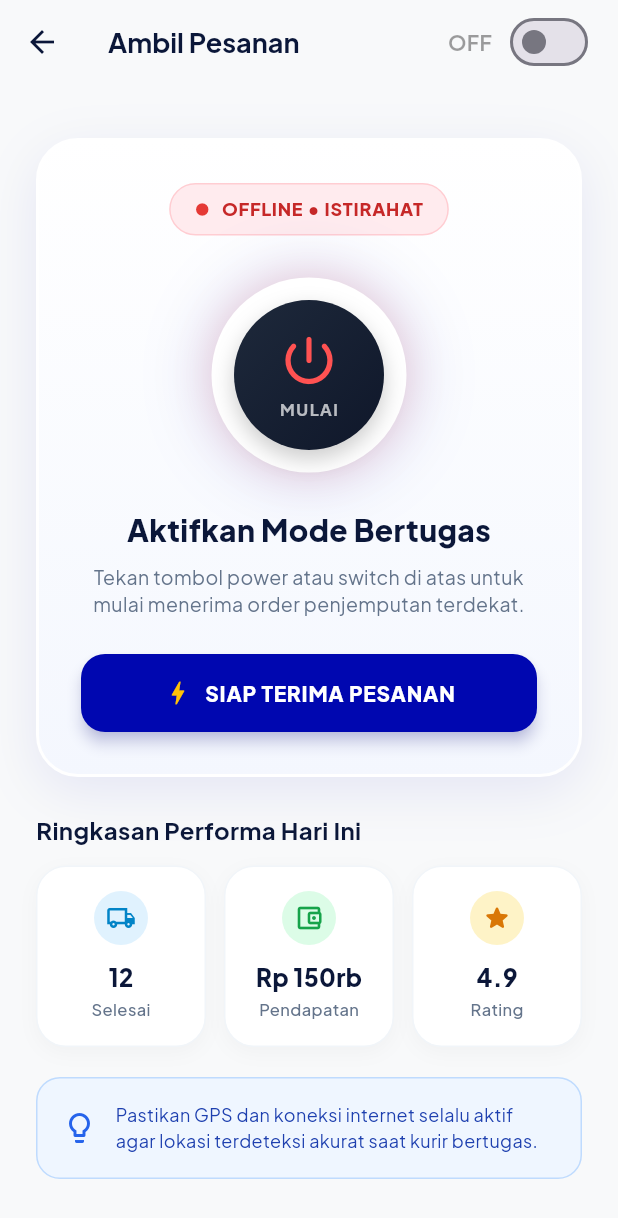
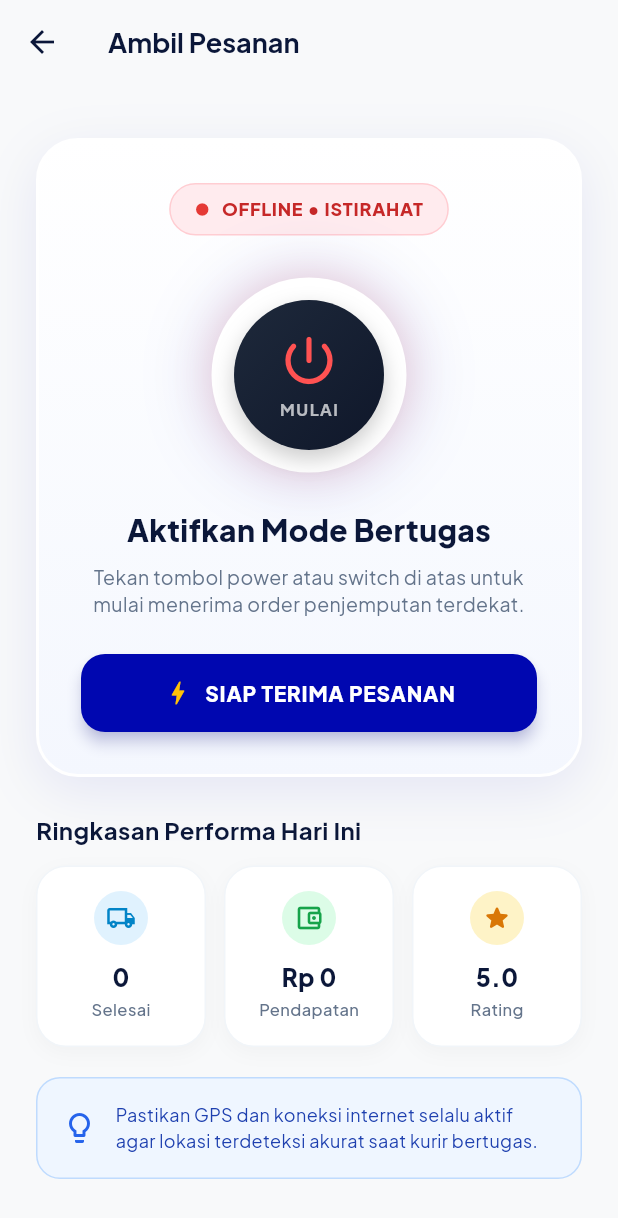
Before and after one commit to bntngridp/courier-myLaundry, a Flutter app: the HomeView screen opened directly, after a tap on "Jemput", on a phone screen of 412 x 824 dp. Shown: the top 1218 px of the screen. Run offline on Flutter 3.47's test engine with Material 3 defaults, Android fonts, the phone set to English and light mode, and no system bars; our stand-ins replace google_fonts, google_maps_flutter, google_sign_in, shared_preferences; accounts and stored records are empty.

Commit message:
feat(take_order): remove redundant top-right switch and synchronize performance metrics (completed orders, earnings, rating) with backend database

```diff
--- a/lib/ui/features/take_order/view_models/take_order_view_model.dart
+++ b/lib/ui/features/take_order/view_models/take_order_view_model.dart
@@ -1,6 +1,9 @@
+import 'dart:convert';
 import 'package:flutter/material.dart';
+import 'package:http/http.dart' as http;
 import '../../../../data/repositories/auth_repository.dart';
 import '../../../../data/repositories/order_repository.dart';
+import '../../../../data/services/order_service.dart';
 import '../../../../domain/models/order.dart';
 
 class InputItem {
@@ -64,10 +67,17 @@ class TakeOrderViewModel extends ChangeNotifier {
   bool _isSpeakerOn = false;
   bool _isMuted = false;
 
+  // Real DB Performance Metrics
+  int _completedCount = 0;
+  double _totalEarnings = 0.0;
+  double _courierRating = 5.0;
+
   TakeOrderViewModel({
     required this.authRepository,
     required this.orderRepository,
-  });
+  }) {
+    fetchCourierMetrics();
+  }
 
   bool get isLoading => _isLoading;
   String? get errorMessage => _errorMessage;
@@ -81,6 +91,73 @@ class TakeOrderViewModel extends ChangeNotifier {
   List<ChatMessage> get chatMessages => _chatMessages;
   bool get isSpeakerOn => _isSpeakerOn;
   bool get isMuted => _isMuted;
+
+  int get completedCount => _completedCount;
+  double get totalEarnings => _totalEarnings;
+  double get courierRating => _courierRating;
+
+  String get formattedEarnings {
+    if (_totalEarnings >= 1000000) {
+      final val = _totalEarnings / 1000000;
+      return 'Rp ${val.toStringAsFixed(1).replaceAll('.0', '')}jt';
+    } else if (_totalEarnings >= 1000) {
+      final val = _totalEarnings / 1000;
+      return 'Rp ${val.toInt()}rb';
+    }
+    return 'Rp ${_totalEarnings.toInt()}';
+  }
+
+  Future<void> fetchCourierMetrics() async {
+    final token = authRepository.token;
+    final currentUserId = authRepository.currentUser?.id;
+    if (token == null) return;
+
+    try {
+      // 1. Fetch courier's assigned orders
+      final orders = await orderRepository.getOrders(available: false, token: token);
+
+      int count = 0;
+      double earnings = 0.0;
+
+      for (var order in orders) {
+        final status = order.status.toLowerCase();
+        if (status == 'selesai' || status == 'completed' || status == 'done') {
+          count++;
+          earnings += order.totalPrice;
+        }
+      }
+
+      _completedCount = count;
+      _totalEarnings = earnings;
+
+      // 2. Fetch rating for current courier
+      if (currentUserId != null) {
+        try {
+          final url = Uri.parse('${OrderService.baseUrl}/ratings/courier/$currentUserId');
+          final response = await http.get(
+            url,
+            headers: {
+              'Content-Type': 'application/json',
+              'Authorization': 'Bearer $token',
+            },
+          );
+          if (response.statusCode == 200) {
+            final body = jsonDecode(response.body);
+            final List<dynamic> ratingsData = body['data'] ?? [];
+            if (ratingsData.isNotEmpty) {
+              double sum = 0.0;
+              for (var r in ratingsData) {
+                sum += (r['rating'] as num).toDouble();
+              }
+              _courierRating = sum / ratingsData.length;
+            }
+          }
+        } catch (_) {}
+      }
+
+      notifyListeners();
+    } catch (_) {}
+  }
 
   double get localTotalPrice {
     double total = 0;
--- a/lib/ui/features/take_order/views/take_order_view.dart
+++ b/lib/ui/features/take_order/views/take_order_view.dart
@@ -18,6 +18,14 @@ class _TakeOrderViewState extends State<TakeOrderView> {
   String _selectedCategory = 'Cuci Lipat'; // 'Cuci Lipat', 'Cuci Satuan', 'Cuci Setrika'
   String _selectedServiceType = 'Reguler'; // 'Reguler', 'Ngebut', 'Kilat' for kiloan, items for satuan
   double _counterValue = 1.0;
+
+  @override
+  void initState() {
+    super.initState();
+    WidgetsBinding.instance.addPostFrameCallback((_) {
+      Provider.of<TakeOrderViewModel>(context, listen: false).fetchCourierMetrics();
+    });
+  }
 
   @override
   Widget build(BuildContext context) {
@@ -59,34 +67,6 @@ class _TakeOrderViewState extends State<TakeOrderView> {
           fontSize: 18,
         ),
       ),
-      actions: [
-        // Switch on top right for Step 0, 1, 2
-        if (viewModel.currentStep <= 2)
-          Padding(
-            padding: const EdgeInsets.only(right: 16.0),
-            child: Row(
-              children: [
-                Text(
-                  viewModel.isAppActive ? 'ON' : 'OFF',
-                  style: TextStyle(
-                    fontWeight: FontWeight.bold,
-                    color: viewModel.isAppActive ? const Color(0xFF4CAF50) : Colors.black38,
-                    fontSize: 14,
-                  ),
-                ),
-                const SizedBox(width: 8),
-                Switch(
-                  value: viewModel.isAppActive,
-                  onChanged: (val) {
-                    viewModel.toggleAppActivity(val);
-                  },
-                  activeThumbColor: const Color(0xFF4CAF50),
-                  activeTrackColor: const Color(0x334CAF50),
-                ),
-              ],
-            ),
-          ),
-      ],
     );
   }
 
@@ -331,7 +311,7 @@ class _TakeOrderViewState extends State<TakeOrderView> {
                    icon: Icons.local_shipping_outlined,
                    iconColor: const Color(0xFF0284C7),
                    bgColor: const Color(0xFFE0F2FE),
-                   value: '12',
+                   value: '${viewModel.completedCount}',
                    label: 'Selesai',
                  ),
                ),
@@ -341,7 +321,7 @@ class _TakeOrderViewState extends State<TakeOrderView> {
                    icon: Icons.account_balance_wallet_outlined,
                    iconColor: const Color(0xFF16A34A),
                    bgColor: const Color(0xFFDCFCE7),
-                   value: 'Rp 150rb',
+                   value: viewModel.formattedEarnings,
                    label: 'Pendapatan',
                  ),
                ),
@@ -351,7 +331,7 @@ class _TakeOrderViewState extends State<TakeOrderView> {
                    icon: Icons.star_rounded,
                    iconColor: const Color(0xFFD97706),
                    bgColor: const Color(0xFFFEF3C7),
-                   value: '4.9',
+                   value: viewModel.courierRating.toStringAsFixed(1),
                    label: 'Rating',
                  ),
                ),
```
